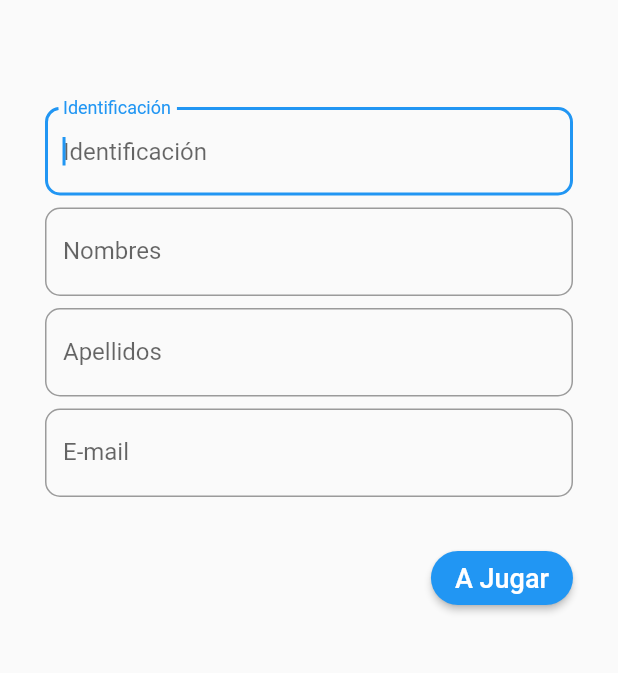
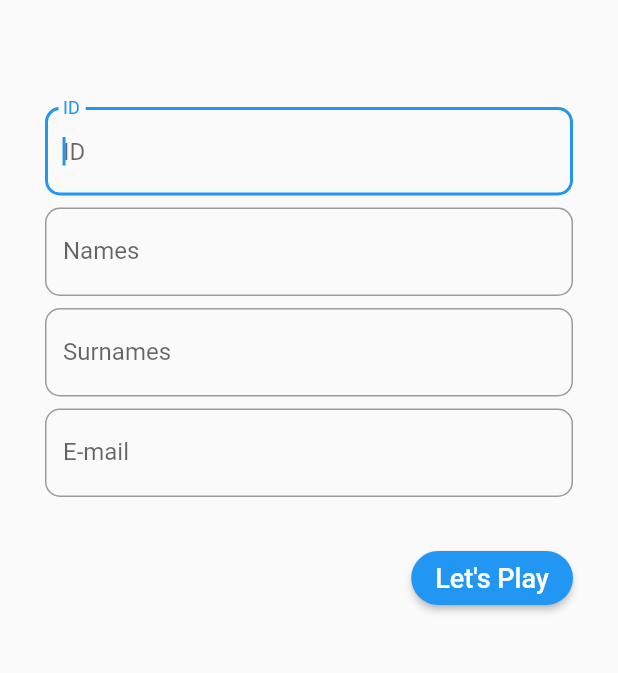
Before and after one commit to CristianH033/wanapo-game, a Flutter app: the PageRegistro screen opened directly, on a phone screen of 412 x 824 dp, the part 154-827 px from its top. Run offline on Flutter 3.47's test engine with Material 2 defaults, Android fonts, the phone set to English and light mode, and no system bars; our stand-ins replace audioplayers, flutter_svg, page_transition, pdf, sqflite; missing offline and left inert: countdown, esys_flutter_share; accounts and stored records are empty.

Commit message:
Localizacióna Ingles

```diff
--- a/lib/components/LogoSVG.dart
+++ b/lib/components/LogoSVG.dart
@@ -17,7 +17,7 @@ class LogoSVG extends StatelessWidget {
     final Widget svgLogo = new SvgPicture.asset(
       assetName,
       width: width != null ? width : queryData.size.width,
-      semanticsLabel: 'Empresa Logo'
+      semanticsLabel: 'Logo'
     );
     return svgLogo;
   }
--- a/lib/components/list_tile.dart
+++ b/lib/components/list_tile.dart
@@ -33,7 +33,7 @@ class ListTilePartida extends StatelessWidget {
                   child: Icon(Icons.timeline, color: Colors.black),
                 ),
                 title: Text(
-                  "Partida ${partida.id} - ${snapshot.data.nombres} ${snapshot.data.apellidos} - ${snapshot.data.id}",
+                  "Item ${partida.id} - ${snapshot.data.nombres} ${snapshot.data.apellidos} - ${snapshot.data.id}",
                   style: TextStyle(
                       color: partidaActual == partida.id ? Colors.green : Colors.black, fontWeight: FontWeight.bold),
                 ),
@@ -47,7 +47,7 @@ class ListTilePartida extends StatelessWidget {
                 trailing: Icon(Icons.keyboard_arrow_right,
                     color: Colors.black38, size: 30.0));
           } else {
-            return Text("Cargando...");
+            return Text("Loading...");
           }
         });
   }
--- a/lib/pantalla_bienvenida.dart
+++ b/lib/pantalla_bienvenida.dart
@@ -110,7 +110,7 @@ class _MyHomePageState extends State<MyHomePage> with WidgetsBindingObserver {
                       children: <Widget>[
                         new Container(
                           width: queryData.size.width - 100,
-                          child: new Text("PON A PRUEBA TU CONOCIMIENTO Y SELECCIONA LAS RESPUESTAS CORRECTAS",
+                          child: new Text("TEST YOUR KNOWLEDGE AND SELECT THE RIGHT ANSWERS",
                              textAlign: TextAlign.center,
                              style: new TextStyle(
                                color: Colors.blue,
@@ -135,7 +135,7 @@ class _MyHomePageState extends State<MyHomePage> with WidgetsBindingObserver {
                           shape: new RoundedRectangleBorder(
                               borderRadius: new BorderRadius.circular(30.0)
                           ),
-                          child: Text('Registro',
+                          child: Text('Records',
                             style: new TextStyle(
                                 fontSize: 18
                             ),
@@ -149,7 +149,7 @@ class _MyHomePageState extends State<MyHomePage> with WidgetsBindingObserver {
                           shape: new RoundedRectangleBorder(
                               borderRadius: new BorderRadius.circular(30.0)
                           ),
-                          child: Text('Siguiente',
+                          child: Text('Next',
                             style: new TextStyle(
                                 fontSize: 18
                             ),
--- a/lib/pantalla_premio.dart
+++ b/lib/pantalla_premio.dart
@@ -83,7 +83,7 @@ class _PantallaPremioState extends State<PantallaPremio> {
                   shape: new RoundedRectangleBorder(
                     borderRadius: new BorderRadius.circular(30.0)
                   ),
-                  child: Text('Continuar',
+                  child: Text('Continue',
                     style: new TextStyle(
                       fontSize: 18
                     ),
--- a/lib/registro.dart
+++ b/lib/registro.dart
@@ -56,9 +56,9 @@ class _PageRegistroState extends State<PageRegistro> {
       },
       onEditingComplete: searchJugador,
       decoration: InputDecoration(
-        labelText: 'Identificación',
-        hintText: 'Identificación',
-        errorText: !_identificacionValid ? "El campo es requerido" : null,
+        labelText: "ID",
+        hintText: "ID",
+        errorText: !_identificacionValid ? "The field is required" : null,
         border: OutlineInputBorder(borderRadius: BorderRadius.circular(10.0)),
       ),
     );
@@ -68,9 +68,9 @@ class _PageRegistroState extends State<PageRegistro> {
       autofocus: false,
       controller: nombresController,
       decoration: InputDecoration(
-        labelText: 'Nombres',
-        hintText: 'Nombres',
-        errorText: !_nombresValid ? "El campo es requerido" : null,
+        labelText: 'Names',
+        hintText: 'Names',
+        errorText: !_nombresValid ? "The field is required" : null,
         border: OutlineInputBorder(borderRadius: BorderRadius.circular(10.0)),
       ),
     );
@@ -80,9 +80,9 @@ class _PageRegistroState extends State<PageRegistro> {
       autofocus: false,
       controller: apellidosController,
       decoration: InputDecoration(
-        labelText: 'Apellidos',
-        hintText: 'Apellidos',
-        errorText: !_apellidosValid ? "El campo es requerido" : null,
+        labelText: 'Surnames',
+        hintText: 'Surnames',
+        errorText: !_apellidosValid ? "The field is required" : null,
         border: OutlineInputBorder(borderRadius: BorderRadius.circular(10.0)),
       ),
     );
@@ -94,7 +94,7 @@ class _PageRegistroState extends State<PageRegistro> {
       decoration: InputDecoration(
         labelText: 'E-mail',
         hintText: 'E-mail',
-        errorText: !_correoValid ? "El campo es requerido" : null,
+        errorText: !_correoValid ? "The field is required" : null,
         border: OutlineInputBorder(borderRadius: BorderRadius.circular(10.0)),
       ),
     );
@@ -107,7 +107,7 @@ class _PageRegistroState extends State<PageRegistro> {
       shape: new RoundedRectangleBorder(
         borderRadius: new BorderRadius.circular(30.0)
       ),
-      child: Text('A Jugar',
+      child: Text("Let's Play",
         style: new TextStyle(
           fontSize: 18
         ),
--- a/lib/sounds/player.dart
+++ b/lib/sounds/player.dart
@@ -19,48 +19,48 @@ class Player {
   Player._internal();
 
   static Future playIntro() async {
-    // playingLoop = true;
-    // playerLoop = await cache.loop('main_theme.mp3', isNotification: false);
+    playingLoop = true;
+    playerLoop = await cache.loop('main_theme.mp3', isNotification: false);
   }
 
   static Future playMain() async {
-    // playingLoop = true;
-    // playerLoop = await cache.loop('main.mp3', isNotification: false);
+    playingLoop = true;
+    playerLoop = await cache.loop('main.mp3', isNotification: false);
   }
 
   static Future playCorrect() async {
-    // player = await cache.play('correct.mp3', isNotification: false);
+    player = await cache.play('correct.mp3', isNotification: false);
   }
 
   static Future playLetsPlay() async {
-    // player = await cache.play('lets_play.mp3', isNotification: false);
+    player = await cache.play('lets_play.mp3', isNotification: false);
   }
 
   static Future playBreak() async {
-    // player = await cache.play('break.mp3', isNotification: false);
+    player = await cache.play('break.mp3', isNotification: false);
   }
 
   static Future playWrong() async {
-    // player = await cache.play('wrong.mp3', isNotification: false);
+    player = await cache.play('wrong.mp3', isNotification: false);
   }
 
   static Future playFinal() async {
-    // player = await cache.play('final_answer.mp3', isNotification: false);
+    player = await cache.play('final_answer.mp3', isNotification: false);
   }
 
   static void pauseLoop(){
-    // playerLoop.pause();
+    playerLoop.pause();
   }
 
   static void resumeLoop(){
     if(playingLoop){
-      // playerLoop.resume();
+      playerLoop.resume();
     }
   }
 
   static stop() {
-    // playingLoop = false;
-    // player.stop();
-    // playerLoop.stop();
+    playingLoop = false;
+    player.stop();
+    playerLoop.stop();
   }
 }
```
Also changed, not shown: lib/components/pdf.dart (+6 -6 lines), lib/database/Database.dart (+55 -45 lines), lib/pantalla_correcto.dart (+4 -4 lines), lib/pantalla_detalles_partida.dart (+4 -4 lines), lib/pantalla_pregunta.dart (+7 -7 lines), lib/pantalla_resultados.dart (+4 -4 lines), lib/pantalla_timeout.dart (+4 -4 lines), lib/pantalla_wrong.dart (+4 -4 lines), pubspec.lock, 1 other file.
